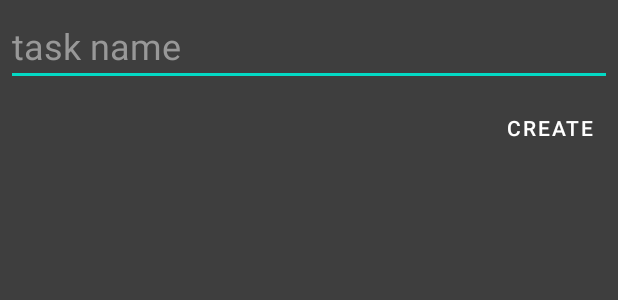
After one commit to asgard125/TaskManager, an Android app: the layout dialog_add_task.xml on its own in the app's theme, with its tools: preview values and no code run, on a phone screen of 412 x 824 dp. The commit adds this screen. Shown: the top 300 px of the screen. Run offline under Robolectric (Android 15) with nearby library versions, the phone set to English and light mode, and no system bars.

Commit message:
Added: * xml design files for adding task dialog * xml design files for task fragment in list updated: * xml design files for task fragment list
removed:
* task activity

```diff
--- a/app/build.gradle
+++ b/app/build.gradle
@@ -44,6 +44,7 @@ dependencies {
     implementation 'androidx.appcompat:appcompat:1.6.1'
     implementation 'com.google.android.material:material:1.9.0'
     implementation 'androidx.constraintlayout:constraintlayout:2.1.4'
+    implementation 'androidx.fragment:fragment-ktx:1.6.0'
     testImplementation 'junit:junit:4.13.2'
 
     implementation('androidx.lifecycle:lifecycle-viewmodel-ktx:2.6.1')
--- a/app/src/main/java/com/taskmanager/myapplication/di/Dependencies.kt
+++ b/app/src/main/java/com/taskmanager/myapplication/di/Dependencies.kt
@@ -1,11 +1,13 @@
 package com.taskmanager.myapplication.di
 
+import android.annotation.SuppressLint
 import android.content.Context
 import androidx.room.Room
 import com.taskmanager.myapplication.data.TaskListRepositoryImpl
 import com.taskmanager.myapplication.data.TaskRepositoryImpl
 import com.taskmanager.myapplication.data.room.MyDb
 
+@SuppressLint("StaticFieldLeak")
 object Dependencies {
 
     private lateinit var context: Context
--- a/app/src/main/java/com/taskmanager/myapplication/presentation/MainViewModel.kt
+++ b/app/src/main/java/com/taskmanager/myapplication/presentation/MainViewModel.kt
@@ -30,4 +30,10 @@ class MainViewModel: ViewModel() {
             taskLists.postValue(getAllTaskListUseCase.execute())
         }
     }
+
+    fun getTaskList(id: Int){
+        viewModelScope.launch {
+            taskLists.postValue(getAllTaskListUseCase.execute())
+        }
+    }
 }
--- /dev/null
+++ b/app/src/main/res/drawable/baseline_delete_24.xml
@@ -0,0 +1,5 @@
+<vector android:height="24dp" android:tint="#000000"
+    android:viewportHeight="24" android:viewportWidth="24"
+    android:width="24dp" xmlns:android="http://schemas.android.com/apk/res/android">
+    <path android:fillColor="@android:color/white" android:pathData="M6,19c0,1.1 0.9,2 2,2h8c1.1,0 2,-0.9 2,-2V7H6v12zM19,4h-3.5l-1,-1h-5l-1,1H5v2h14V4z"/>
+</vector>
--- /dev/null
+++ b/app/src/main/res/drawable/baseline_white_star_border_24.xml
@@ -0,0 +1,5 @@
+<vector android:height="24dp" android:tint="#000000"
+    android:viewportHeight="24" android:viewportWidth="24"
+    android:width="24dp" xmlns:android="http://schemas.android.com/apk/res/android">
+    <path android:fillColor="@android:color/white" android:pathData="M22,9.24l-7.19,-0.62L12,2 9.19,8.63 2,9.24l5.46,4.73L5.82,21 12,17.27 18.18,21l-1.63,-7.03L22,9.24zM12,15.4l-3.76,2.27 1,-4.28 -3.32,-2.88 4.38,-0.38L12,6.1l1.71,4.04 4.38,0.38 -3.32,2.88 1,4.28L12,15.4z"/>
+</vector>
--- /dev/null
+++ b/app/src/main/res/layout/dialog_add_task.xml
@@ -0,0 +1,46 @@
+<?xml version="1.0" encoding="utf-8"?>
+<LinearLayout
+    xmlns:android="http://schemas.android.com/apk/res/android"
+    xmlns:tools="http://schemas.android.com/tools"
+    android:orientation="vertical"
+    android:layout_width="match_parent"
+    android:layout_height="match_parent"
+    android:background="@color/grey"
+    tools:ignore="ExtraText">
+    tools:context=".presentation.TaskActivity">
+
+    <EditText
+        android:id="@+id/taskTitle"
+        android:layout_width="match_parent"
+        android:layout_height="wrap_content"
+        android:layout_margin="4dp"
+        android:hint="@string/task_name"
+        android:textColor="@color/white"
+        android:textColorHint="@color/whiteDark"
+        android:textSize="24sp"
+        android:focusable="true"
+        />
+
+    <LinearLayout
+        android:layout_width="match_parent"
+        android:layout_height="wrap_content"
+        android:orientation="horizontal"
+        android:gravity="center_vertical">
+
+        <Space
+            android:layout_width="0dp"
+            android:layout_height="wrap_content"
+            android:layout_weight="1"/>
+
+        <Button
+            android:id="@+id/createButton"
+            android:layout_width="wrap_content"
+            android:layout_height="wrap_content"
+            android:text="@string/create"
+            android:textColor="@color/white"
+            android:background="@color/transparent"/>
+
+
+    </LinearLayout>
+
+</LinearLayout>
--- a/app/src/main/res/layout/fragment_task_list.xml
+++ b/app/src/main/res/layout/fragment_task_list.xml
@@ -5,12 +5,11 @@
     android:layout_height="match_parent"
     tools:context=".presentation.TaskListFragment">
 
-    <!-- TODO: Update blank fragment layout -->
     <androidx.recyclerview.widget.RecyclerView
         android:id="@+id/rv"
         android:layout_width="match_parent"
         android:layout_height="match_parent"
-        tools:listitem="@layout/task_layout"
+        tools:listitem="@layout/fragment_task"
         >
     </androidx.recyclerview.widget.RecyclerView>
 
--- a/app/src/main/res/values/colors.xml
+++ b/app/src/main/res/values/colors.xml
@@ -7,4 +7,11 @@
     <color name="teal_700">#FF018786</color>
     <color name="black">#FF000000</color>
     <color name="white">#FFFFFFFF</color>
+    <color name="whiteDark">#989898</color>
+    <color name="green">#D200E303</color>
+    <color name="blue">#2196F3</color>
+    <color name="grey">#3E3E3E</color>
+    <color name="darkGrey">#292929</color>
+    <color name="transparent">#00FFFFFF</color>
+
 </resources>
--- a/app/src/main/res/values/strings.xml
+++ b/app/src/main/res/values/strings.xml
@@ -2,4 +2,7 @@
     <string name="app_name">My Application</string>
     <!-- TODO: Remove or change this placeholder text -->
     <string name="hello_blank_fragment">Hello blank fragment</string>
+    <string name="create">create</string>
+    <string name="task_description">task description</string>
+    <string name="task_name">task name</string>
 </resources>
```
Also changed, not shown: app/src/main/java/com/taskmanager/myapplication/data/TaskRepositoryImpl.kt (+0 -10 lines), app/src/main/java/com/taskmanager/myapplication/presentation/MainActivity.kt (+29 -4 lines), app/src/main/java/com/taskmanager/myapplication/presentation/TaskFragment.kt (added, +55 -0 lines), app/src/main/res/layout/activity_main.xml (+11 -10 lines), app/src/main/res/layout/fragment_task.xml (added, +42 -0 lines), app/src/main/res/values/themes.xml (+7 -0 lines).
